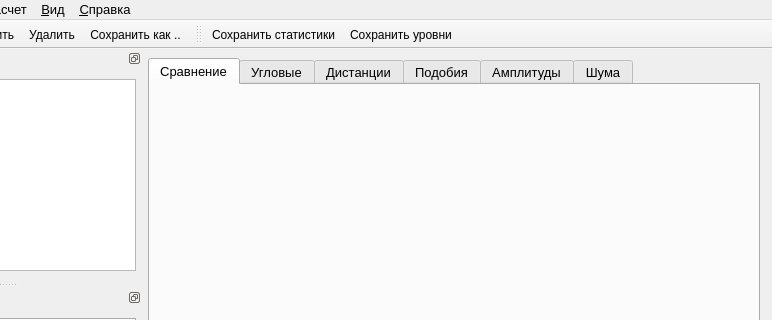
Qt form gui/MainWindow.ui (Qinterfly/EvalSig) before a commit; both pictures show x 128 to 900 and y 0 to 320 of the 900 by 633 pixel window.
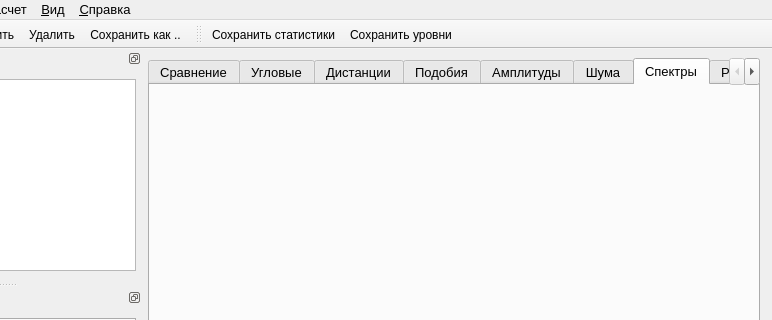
The same form after that commit. Icons and pictures are not drawn. Custom widgets are drawn as their Qt base class.

Diff of the .ui file:
```diff
--- a/gui/MainWindow.ui
+++ b/gui/MainWindow.ui
@@ -62,7 +62,7 @@
          </font>
         </property>
         <property name="currentIndex">
-         <number>0</number>
+         <number>6</number>
         </property>
         <widget class="QWidget" name="tabCompare">
          <attribute name="title">
@@ -205,6 +205,26 @@
           </item>
          </layout>
         </widget>
+        <widget class="QWidget" name="tabSpectrumPlot">
+         <attribute name="title">
+          <string>Спектры</string>
+         </attribute>
+         <layout class="QHBoxLayout" name="horizontalLayout_13">
+          <item>
+           <widget class="QCustomPlotZoom" name="spectrumPlot" native="true"/>
+          </item>
+         </layout>
+        </widget>
+        <widget class="QWidget" name="tabRegression">
+         <attribute name="title">
+          <string>Регрессии</string>
+         </attribute>
+         <layout class="QHBoxLayout" name="horizontalLayout_14">
+          <item>
+           <widget class="QCustomPlotZoom" name="regressionPlot" native="true"/>
+          </item>
+         </layout>
+        </widget>
        </widget>
       </item>
      </layout>
```
